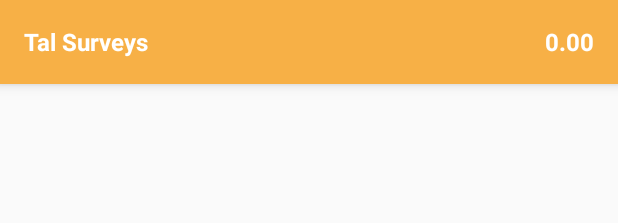
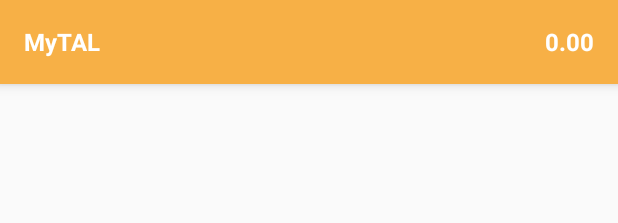
Before and after one commit to TrustFinity/tal-android, an Android app: the layout activity_home.xml on its own in the app's theme, with its tools: preview values and no code run, on a phone screen of 412 x 824 dp. Shown: the top 223 px of the screen. Run offline under Robolectric (Android 15) with nearby library versions, the phone set to English and light mode, and no system bars; plain views replace WaveSwipeRefreshLayout.

Commit message:
restores to older commit

```diff
--- a/app/src/main/res/layout/activity_home.xml
+++ b/app/src/main/res/layout/activity_home.xml
@@ -21,7 +21,7 @@
                 android:layout_height="match_parent"
                 android:layout_weight="2"
                 android:fontFamily="sans-serif"
-                android:text="Tal Surveys"
+                android:text="@string/app_name"
                 android:textColor="@android:color/white"
                 android:textSize="16sp"
                 android:textStyle="bold" />
```
